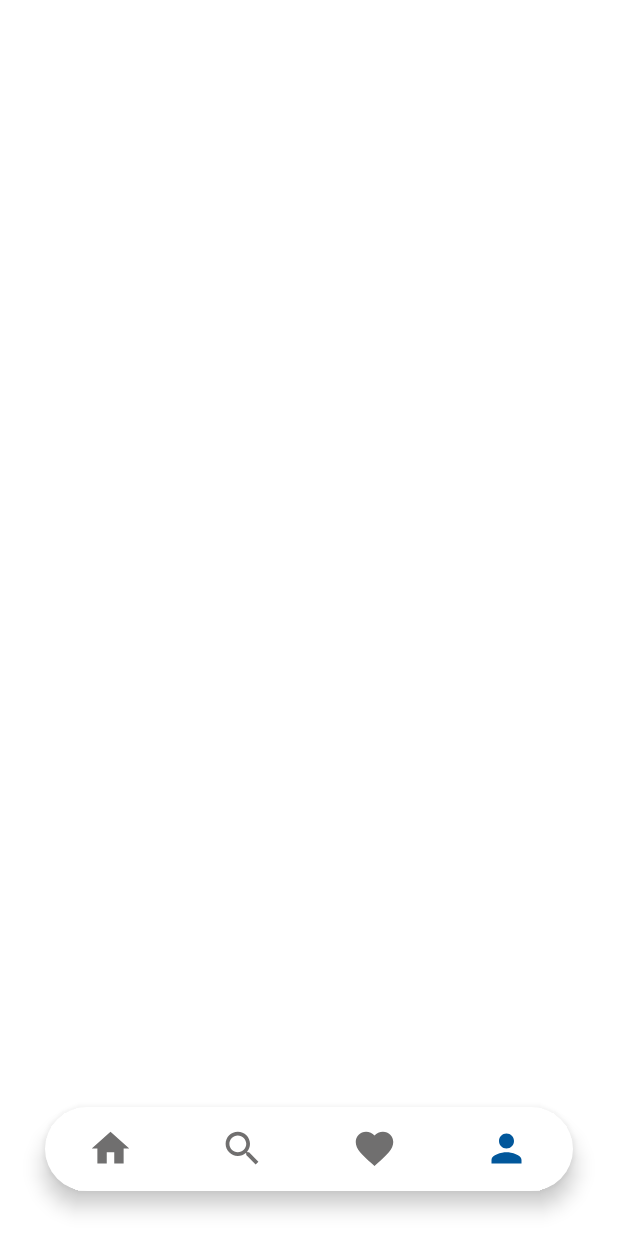
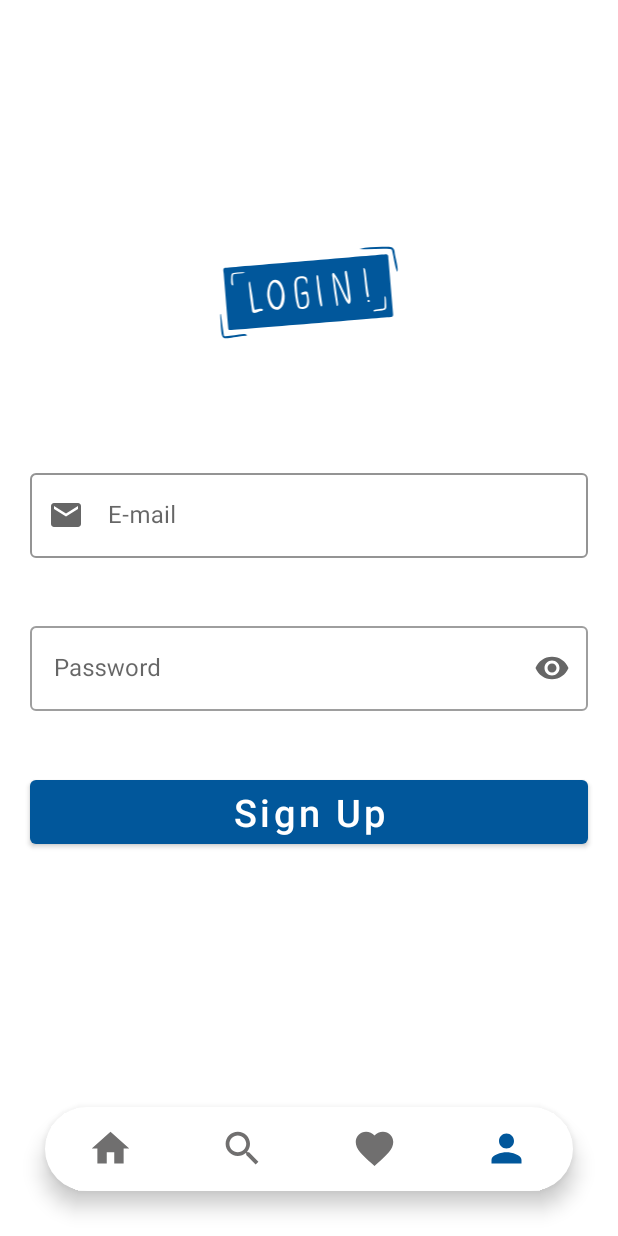
Before and after one commit to vaqiftaqiyev13/NewsFinalApp, an Android app: the HomeFragment screen opened through its navigation route, item 4 of the bottom bar chosen, on a phone screen of 412 x 824 dp. Run offline under Robolectric (Android 15) with nearby library versions, the phone set to English and light mode, and no system bars; our stand-ins replace Firebase (no records; nobody signed in at launch, a user with empty details on screens opened directly), Room's generated code, navigation-ui; pictures from the network do not load.

Commit message:
[MASTER] sign up

```diff
--- /dev/null
+++ b/app/src/main/res/color/custom_icon_color.xml
@@ -0,0 +1,5 @@
+<?xml version="1.0" encoding="utf-8"?>
+<selector xmlns:android="http://schemas.android.com/apk/res/android">
+    <item android:color="@color/desc_and_item" android:state_checked="false" />
+    <item android:color="@color/colorPrimary" android:state_checked="true" />
+</selector>
--- /dev/null
+++ b/app/src/main/res/drawable/ic_email.xml
@@ -0,0 +1,5 @@
+<vector android:height="24dp" android:tint="#FFFFFF"
+    android:viewportHeight="24" android:viewportWidth="24"
+    android:width="24dp" xmlns:android="http://schemas.android.com/apk/res/android">
+    <path android:fillColor="@android:color/white" android:pathData="M20,4L4,4c-1.1,0 -1.99,0.9 -1.99,2L2,18c0,1.1 0.9,2 2,2h16c1.1,0 2,-0.9 2,-2L22,6c0,-1.1 -0.9,-2 -2,-2zM20,8l-8,5 -8,-5L4,6l8,5 8,-5v2z"/>
+</vector>
--- a/app/src/main/res/layout/fragment_login.xml
+++ b/app/src/main/res/layout/fragment_login.xml
@@ -1,9 +1,85 @@
 <?xml version="1.0" encoding="utf-8"?>
 <androidx.constraintlayout.widget.ConstraintLayout xmlns:android="http://schemas.android.com/apk/res/android"
+    xmlns:app="http://schemas.android.com/apk/res-auto"
     xmlns:tools="http://schemas.android.com/tools"
     android:layout_width="match_parent"
     android:layout_height="match_parent"
     tools:context=".ui.fragments.LoginFragment">
 
+    <ImageView
+        android:id="@+id/loginSvg"
+        android:layout_width="match_parent"
+        android:layout_height="150dp"
+        android:layout_marginTop="120dp"
+        android:src="@drawable/login_svg"
+        app:layout_constraintEnd_toEndOf="parent"
+        app:layout_constraintStart_toStartOf="parent"
+        app:layout_constraintTop_toTopOf="parent" />
+
+
+    <com.google.android.material.textfield.TextInputLayout
+        android:id="@+id/email_layout"
+        style="@style/Widget.MaterialComponents.TextInputLayout.OutlinedBox"
+        android:layout_width="match_parent"
+        android:layout_height="wrap_content"
+        android:layout_marginStart="20dp"
+        android:layout_marginTop="40dp"
+        android:layout_marginEnd="20dp"
+        android:hint="@string/e_mail"
+        app:boxStrokeColor="@color/colorPrimary"
+        app:layout_constraintEnd_toEndOf="parent"
+        app:layout_constraintStart_toStartOf="parent"
+        app:layout_constraintTop_toBottomOf="@id/loginSvg"
+        app:startIconDrawable="@drawable/ic_email"
+        >
+
+        <com.google.android.material.textfield.TextInputEditText
+            android:id="@+id/email_editText"
+            android:layout_width="match_parent"
+            android:layout_height="wrap_content"
+            android:inputType="textEmailAddress" />
+    </com.google.android.material.textfield.TextInputLayout>
+
+
+    <com.google.android.material.textfield.TextInputLayout
+        style="@style/Widget.MaterialComponents.TextInputLayout.OutlinedBox"
+        android:id="@+id/passwordLayout"
+        android:layout_width="match_parent"
+        android:layout_height="wrap_content"
+        android:layout_marginStart="20dp"
+        android:layout_marginTop="40dp"
+        android:layout_marginEnd="20dp"
+        android:hint="@string/password"
+        app:endIconMode="password_toggle"
+        app:passwordToggleTint="@color/custom_icon_color"
+        app:layout_constraintEnd_toEndOf="parent"
+        app:layout_constraintStart_toStartOf="parent"
+        app:layout_constraintTop_toBottomOf="@id/email_layout">
+
+        <com.google.android.material.textfield.TextInputEditText
+            android:id="@+id/passwordEditText"
+            android:layout_width="match_parent"
+            android:layout_height="wrap_content"
+            android:inputType="textPassword" />
+
+
+    </com.google.android.material.textfield.TextInputLayout>
+
+
+    <com.google.android.material.button.MaterialButton
+        android:id="@+id/sign_up_btn"
+        android:layout_width="match_parent"
+        android:layout_height="wrap_content"
+        android:text="@string/sign_up"
+        android:textAllCaps="false"
+        android:textSize="25sp"
+        app:layout_constraintTop_toBottomOf="@id/passwordLayout"
+        android:layout_marginTop="40dp"
+        app:layout_constraintStart_toStartOf="parent"
+        app:layout_constraintEnd_toEndOf="parent"
+        android:layout_marginStart="20dp"
+        android:layout_marginEnd="20dp"
+
+        />
 
 </androidx.constraintlayout.widget.ConstraintLayout>
--- a/app/src/main/res/navigation/bottom_nav.xml
+++ b/app/src/main/res/navigation/bottom_nav.xml
@@ -48,5 +48,21 @@
         android:id="@+id/loginFragment"
         android:name="com.vagif_tagiyev.newsfinalapp.ui.fragments.LoginFragment"
         android:label="fragment_login"
-        tools:layout="@layout/fragment_login" />
+        tools:layout="@layout/fragment_login" >
+        <action
+            android:id="@+id/login_account"
+            app:destination="@id/accountFragment" />
+    </fragment>
+    <fragment
+        android:id="@+id/accountFragment"
+        android:name="com.vagif_tagiyev.newsfinalapp.ui.fragments.accountFragment"
+        android:label="fragment_account"
+        tools:layout="@layout/fragment_account" >
+        <argument
+            android:name="e_mail_account"
+            app:argType="string" />
+        <argument
+            android:name="password_account"
+            app:argType="string" />
+    </fragment>
 </navigation>
--- a/app/src/main/res/values/colors.xml
+++ b/app/src/main/res/values/colors.xml
@@ -10,4 +10,5 @@
     <color name="colorPrimaryVariant">#003c6c</color>
     <color name="colorPrimary">#01579b</color>
     <color name="desc_and_item">#706f6f</color>
+
 </resources>
--- a/app/src/main/res/values/strings.xml
+++ b/app/src/main/res/values/strings.xml
@@ -19,5 +19,8 @@
     <string name="axtar">Axtar...</string>
     <string name="save_to_favorites">Save to Favorites</string>
     <string name="account">Account</string>
+    <string name="e_mail">E-mail</string>
+    <string name="password">Password</string>
+    <string name="sign_up">Sign Up</string>
 
 </resources>
```
Also changed, not shown: app/src/main/java/com/vagif_tagiyev/newsfinalapp/ui/fragments/LoginFragment.kt (+30 -0 lines), app/src/main/java/com/vagif_tagiyev/newsfinalapp/ui/fragments/accountFragment.kt (added, +28 -0 lines), app/src/main/res/layout/fragment_account.xml (added, +21 -0 lines).
